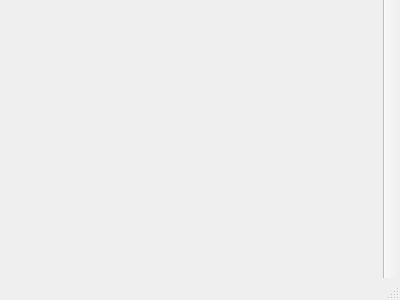
The window that src/ui/internal/main_window.ui (jaysheng-c/PluginsUi) describes before a commit, drawn with Qt 5.
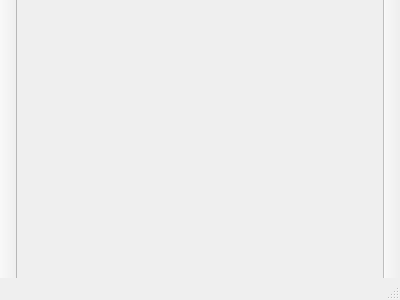
The same window after the commit. Custom widgets are drawn as their Qt base class.

Commit message: feat(ui): - 新增MainDockWidget类 - MainWindow增加左侧工具栏 - MainWindow新增separator的样式设置 - Loader增加左侧工具栏的示例代码，并使用MainDockWidget替代QDockWidget

What changed in the file:
```diff
--- a/src/ui/internal/main_window.ui
+++ b/src/ui/internal/main_window.ui
@@ -45,6 +45,26 @@
     <bool>false</bool>
    </attribute>
   </widget>
+  <widget class="MainToolBar" name="left_tool_bar">
+   <property name="windowTitle">
+    <string>toolBar</string>
+   </property>
+   <property name="movable">
+    <bool>false</bool>
+   </property>
+   <property name="allowedAreas">
+    <set>Qt::LeftToolBarArea</set>
+   </property>
+   <property name="floatable">
+    <bool>false</bool>
+   </property>
+   <attribute name="toolBarArea">
+    <enum>LeftToolBarArea</enum>
+   </attribute>
+   <attribute name="toolBarBreak">
+    <bool>false</bool>
+   </attribute>
+  </widget>
  </widget>
  <customwidgets>
   <customwidget>
```
The commit also changes 8 other files.
